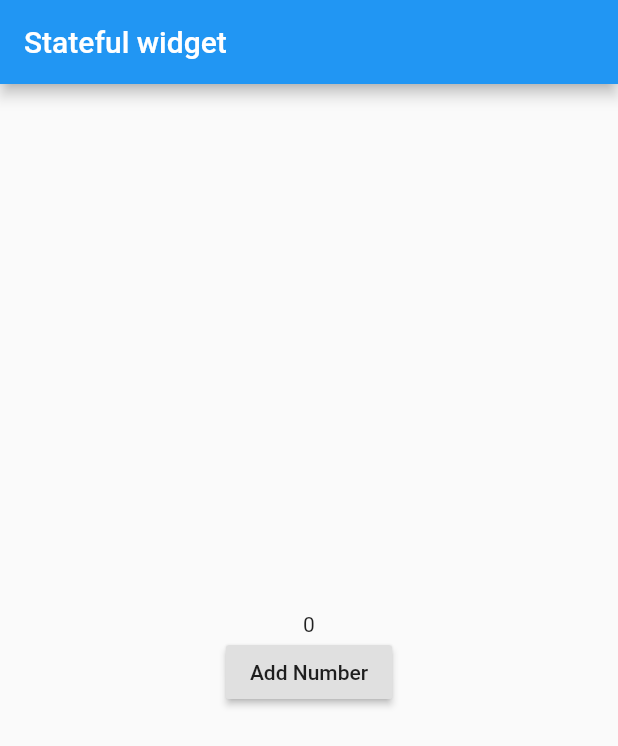
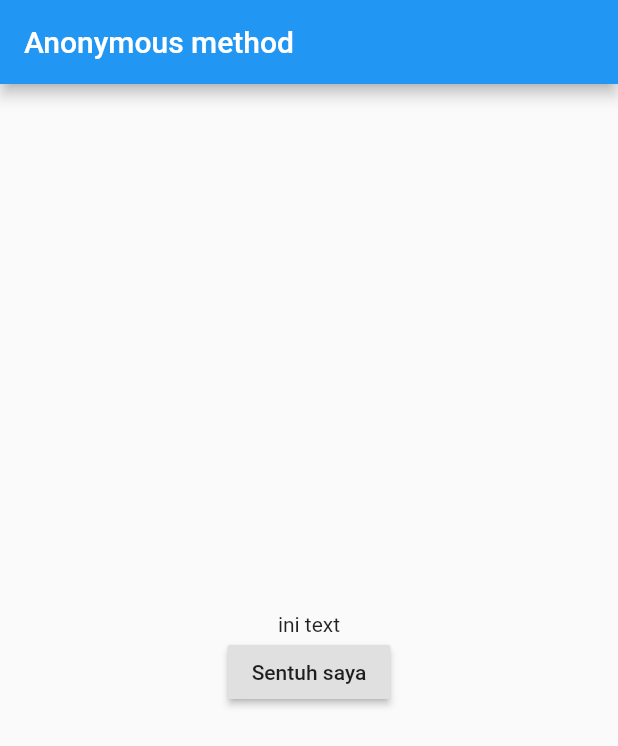
Before and after one commit to Prantoe/Flutter, a Flutter app: the screen it shows after launch, on a phone screen of 412 x 824 dp. Shown: the top 746 px of the screen. Run offline on Flutter 3.47's test engine with Material 2 defaults, Android fonts, the phone set to English and light mode, and no system bars.

Commit message:
anonymous method

```diff
--- a/lib/main.dart
+++ b/lib/main.dart
@@ -8,30 +8,27 @@ class MyApp extends StatefulWidget {
 }
 
 class _MyAppState extends State<MyApp> {
+  String message = "ini text";
 
-  int number = 0;
-  void tekanTombol() {
-
-
-    setState(() {
-      number =number + 1;
-    });
-  }
   @override
   Widget build(BuildContext context) {
     return MaterialApp(
       home: Scaffold(
         appBar: AppBar(
-          title: Text("Stateful widget"),
+          title: Text("Anonymous method"),
         ),
         body: Center(
           child: Column(
             mainAxisAlignment: MainAxisAlignment.center,
             children: <Widget>[
-              Text(number.toString()),
+              Text(message),
               RaisedButton(
-                child: Text("Add Number"),
-                onPressed: tekanTombol,
+                child: Text("Sentuh saya"),
+                onPressed: () {
+                  setState(() {
+                    message = "Tombol sudah ditekan";
+                  });
+                },
               )
             ],
           ),
```
